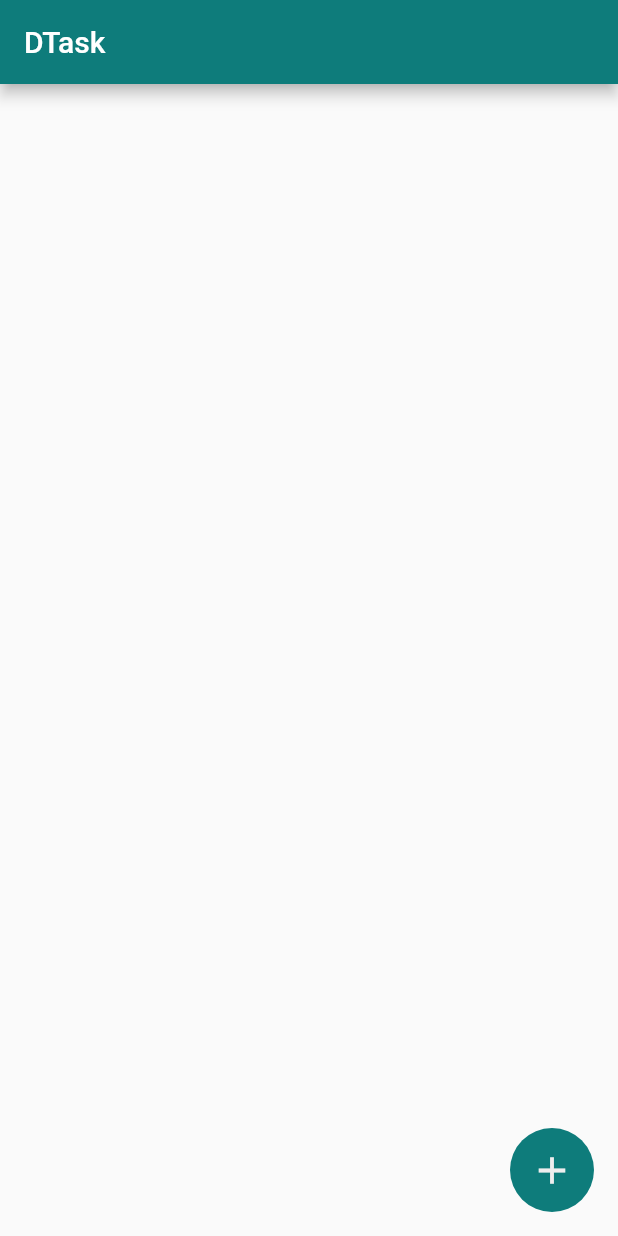
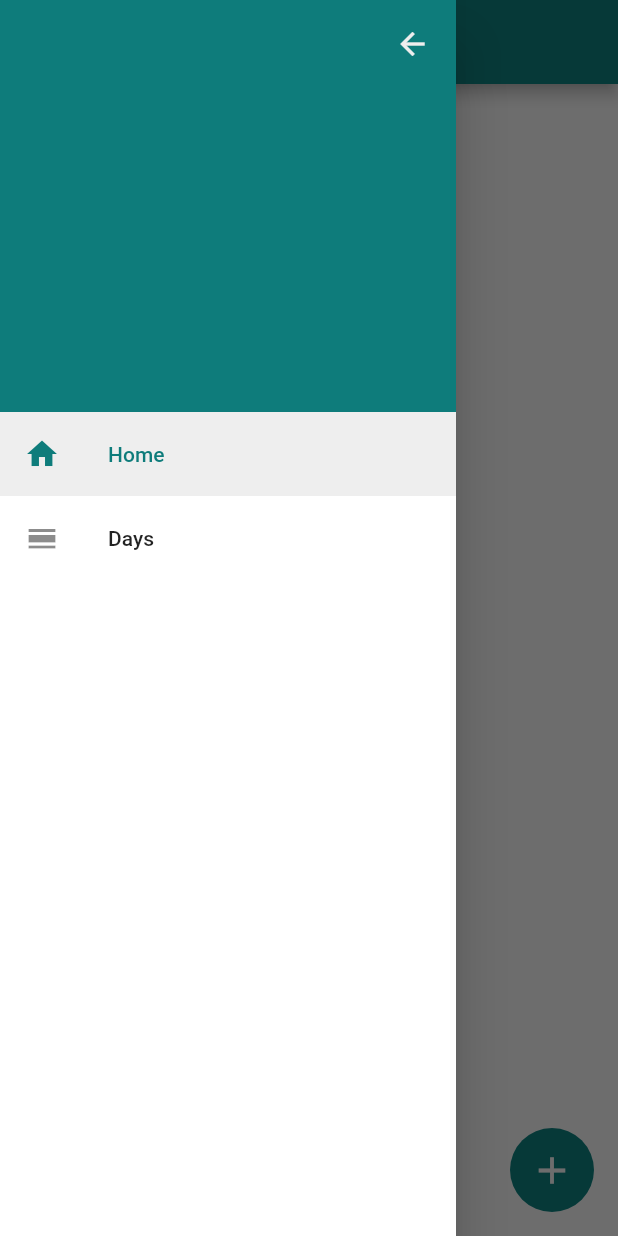
Before and after one commit to Airbornharsh/DTask-app, a Flutter app: the screen it shows after launch, with the side drawer open (before the commit the screen has no drawer), on a phone screen of 412 x 824 dp. Run offline on Flutter 3.47's test engine with Material 2 defaults, Android fonts, the phone set to English and light mode, and no system bars; our stand-ins replace shared_preferences.

Commit message:
Added Drawer Navigation

```diff
--- a/lib/Screen/HomeScreen.dart
+++ b/lib/Screen/HomeScreen.dart
@@ -1,6 +1,8 @@
 import 'package:dtask/Provider/Settings.dart';
 import 'package:dtask/Provider/Task.dart';
 import 'package:dtask/Widgets/HomeScreen/AddTask.dart';
+import 'package:dtask/Widgets/HomeScreen/Drawer/Home.dart';
+import 'package:dtask/Widgets/HomeScreen/HomeDrawer.dart';
 import 'package:dtask/Widgets/HomeScreen/TaskItem.dart';
 import 'package:flutter/material.dart';
 import 'package:provider/provider.dart';
@@ -17,10 +19,25 @@ class _HomeScreenState extends State<HomeScreen> {
   @override
   Widget build(BuildContext context) {
     if (widget.start) {
-      Provider.of<Task>(context).onLoad();
+      Provider.of<Task>(context, listen: false).onLoad();
       setState(() {
         widget.start = false;
       });
+
+      Provider.of<Settings>(context, listen: false).onLoad();
+    }
+
+    Widget getWidgetAccordingDrawer() {
+      switch (Provider.of<Settings>(context).getSelectedDrawerIndex) {
+        case 0:
+          return const Home();
+
+        case 1:
+          return Container();
+
+        default:
+          return Container();
+      }
     }
 
     return Scaffold(
@@ -47,7 +64,10 @@ class _HomeScreenState extends State<HomeScreen> {
               tooltip: "Add",
             )),
       ),
-      body: Column(
+      drawer: const HomeDrawer(),
+      body: Container(
+        decoration: BoxDecoration(color: Colors.grey.shade200),
+        child: Column(
           children: [
             const SizedBox(
               height: 80,
@@ -63,25 +83,12 @@ class _HomeScreenState extends State<HomeScreen> {
             Expanded(
               child: Container(
                 padding: const EdgeInsets.symmetric(horizontal: 5),
-              child: GridView.builder(
-                gridDelegate: const SliverGridDelegateWithFixedCrossAxisCount(
-                    crossAxisCount: 2,
-                    mainAxisSpacing: 3,
-                    crossAxisSpacing: 3,
-                    childAspectRatio: 4 / 3),
-                itemCount: Provider.of<Task>(context).getTaskListLength,
-                itemBuilder: (context, index) {
-                  final task = Provider.of<Task>(context).getTaskList[index];
-
-                  return TaskItem(
-                    task: task,
-                  );
-                },
-              ),
+                child: getWidgetAccordingDrawer(),
               ),
             )
           ],
         ),
+      ),
     );
   }
 }
--- /dev/null
+++ b/lib/Widgets/HomeScreen/Drawer/Days.dart
@@ -0,0 +1,11 @@
+import 'package:flutter/src/widgets/framework.dart';
+import 'package:flutter/src/widgets/placeholder.dart';
+
+class Days extends StatelessWidget {
+  const Days({super.key});
+
+  @override
+  Widget build(BuildContext context) {
+    return const Placeholder();
+  }
+}
--- /dev/null
+++ b/lib/Widgets/HomeScreen/Drawer/Home.dart
@@ -0,0 +1,27 @@
+import 'package:dtask/Provider/Task.dart';
+import 'package:dtask/Widgets/HomeScreen/TaskItem.dart';
+import 'package:flutter/material.dart';
+import 'package:provider/provider.dart';
+
+class Home extends StatelessWidget {
+  const Home({super.key});
+
+  @override
+  Widget build(BuildContext context) {
+    return GridView.builder(
+      gridDelegate: const SliverGridDelegateWithFixedCrossAxisCount(
+          crossAxisCount: 2,
+          mainAxisSpacing: 3,
+          crossAxisSpacing: 3,
+          childAspectRatio: 4 / 3),
+      itemCount: Provider.of<Task>(context).getTaskListLength,
+      itemBuilder: (context, index) {
+        final task = Provider.of<Task>(context).getTaskList[index];
+
+        return TaskItem(
+          task: task,
+        );
+      },
+    );
+  }
+}
--- /dev/null
+++ b/lib/Widgets/HomeScreen/HomeDrawer.dart
@@ -0,0 +1,60 @@
+import 'package:dtask/Provider/Settings.dart';
+import 'package:flutter/material.dart';
+import 'package:provider/provider.dart';
+
+class HomeDrawer extends StatelessWidget {
+  const HomeDrawer({super.key});
+
+  @override
+  Widget build(BuildContext context) {
+    return Drawer(
+        backgroundColor: Colors.white,
+        child: Column(
+          children: [
+            Container(
+              height: MediaQuery.of(context).size.height / 3 <= 200
+                  ? 250
+                  : MediaQuery.of(context).size.height / 3,
+              width: double.infinity,
+              decoration: BoxDecoration(
+                  color: Provider.of<Settings>(context).getPrimary),
+              child: Stack(children: [
+                Positioned(
+                    right: 5,
+                    top: 5,
+                    child: IconButton(
+                        onPressed: () {
+                          Navigator.of(context).pop();
+                        },
+                        icon: Icon(
+                          Icons.arrow_back,
+                          color: Colors.grey.shade200,
+                        )))
+              ]),
+            ),
+            ListTile(
+              onTap: () {
+                Provider.of<Settings>(context, listen: false)
+                    .setSelectedDrawerIndex(0);
+              },
+              selected:
+                  Provider.of<Settings>(context).getSelectedDrawerIndex == 0,
+              selectedTileColor: Colors.grey.shade200,
+              leading: const Icon(Icons.home),
+              title: const Text("Home"),
+            ),
+            ListTile(
+              onTap: () {
+                Provider.of<Settings>(context, listen: false)
+                    .setSelectedDrawerIndex(1);
+              },
+              selected:
+                  Provider.of<Settings>(context).getSelectedDrawerIndex == 1,
+              selectedTileColor: Colors.grey.shade200,
+              leading: const Icon(Icons.calendar_view_day),
+              title: const Text("Days"),
+            ),
+          ],
+        ));
+  }
+}
--- a/lib/Widgets/HomeScreen/TaskItem.dart
+++ b/lib/Widgets/HomeScreen/TaskItem.dart
@@ -44,8 +44,9 @@ class _TaskItemState extends State<TaskItem> {
           ),
           // childWhenDragging: Container(),
           child: Container(
-            decoration: BoxDecoration(color: Colors.grey.shade300),
-            padding: const EdgeInsets.all(10),
+            decoration: BoxDecoration(
+                color: Colors.white, borderRadius: BorderRadius.circular(7)),
+            padding: const EdgeInsets.all(7),
             child: Column(
               crossAxisAlignment: CrossAxisAlignment.start,
               children: [
```
Also changed, not shown: lib/Provider/Settings.dart (+34 -0 lines), lib/Provider/Task.dart (+21 -9 lines). Lines whose indentation alone changed are shown as unchanged.
